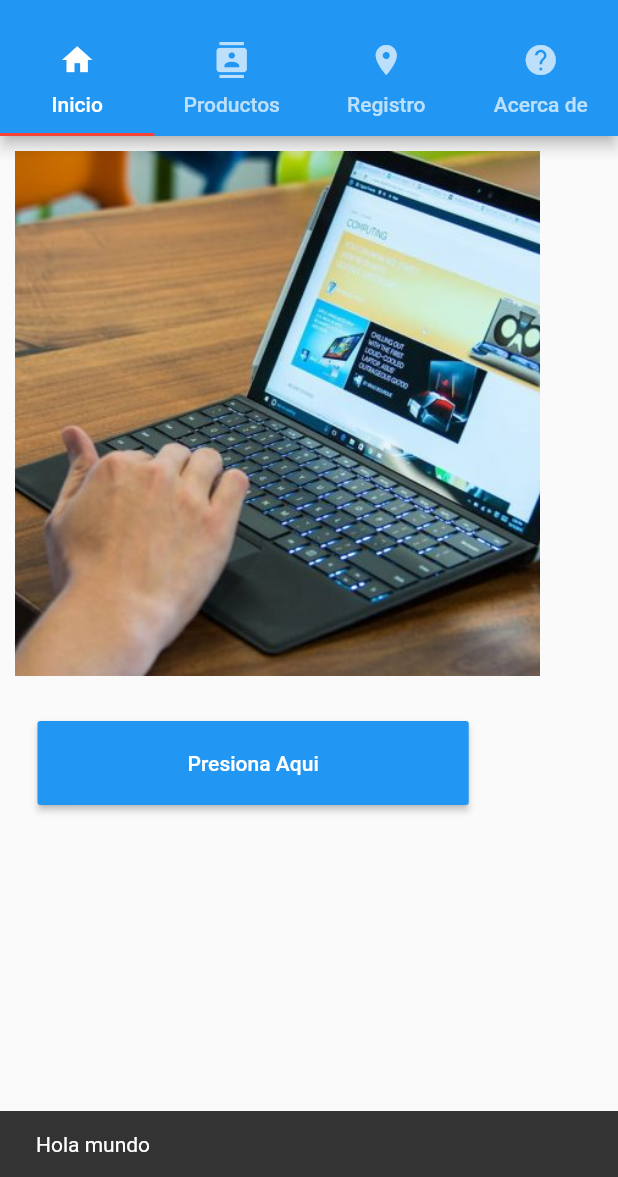
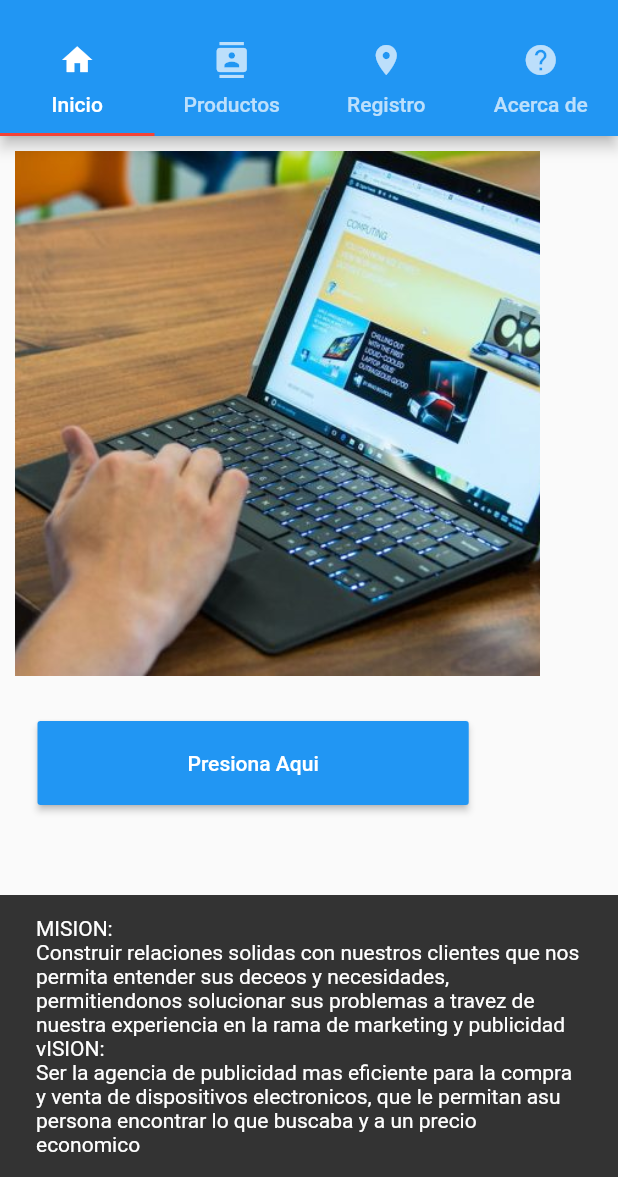
Before and after one commit to hernanvillegas/Tienda_Movil, a Flutter app: the screen it shows after launch, after a tap on "Presiona Aqui", on a phone screen of 412 x 824 dp, the part 59-1236 px from its top. Run offline on Flutter 3.47's test engine with Material 2 defaults, Android fonts, the light colour scheme and no system bars.

Commit message:
mision y vision en mi ventana principal

```diff
--- a/lib/taps/inicio.dart
+++ b/lib/taps/inicio.dart
@@ -28,7 +28,7 @@
               color: Colors.blue,
               onPressed: (){ //click del boton cuando lo presionamos
                 Scaffold.of(context).showSnackBar(
-                  SnackBar(content: Text('Hola mundo'))
+                  SnackBar(content: Text('MISION: \nConstruir relaciones solidas con nuestros clientes que nos permita entender sus deceos y necesidades, permitiendonos solucionar sus problemas a travez de nuestra experiencia en la rama de marketing y publicidad \nvISION: \nSer la agencia de publicidad mas eficiente para la compra y venta de dispositivos electronicos, que le permitan asu persona encontrar lo que buscaba y a un precio economico'))
                 );
               },
               child: new Text("Presiona Aqui"),
--- a/lib/taps/nosotros.dart
+++ b/lib/taps/nosotros.dart
@@ -28,6 +28,7 @@
           ),
 
         ],
+
       ),
 
     );
```
